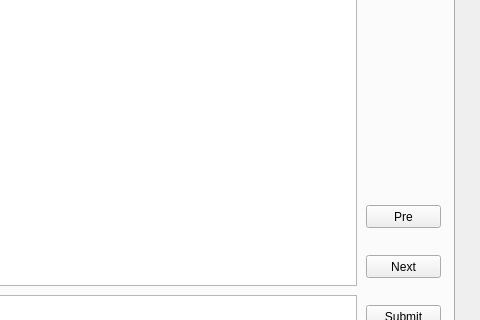
super-runner/transWords, file mainwindow.ui: the form before one commit; both pictures show x 446 to 926 and y 151 to 471 of the 926 by 662 pixel window.
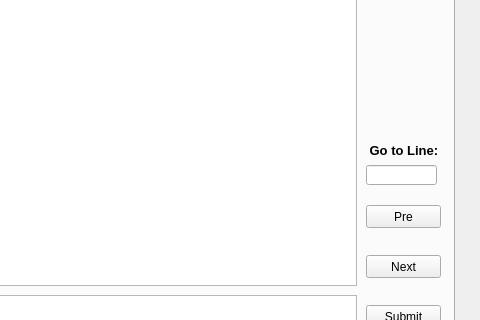
The form after the commit. The open tabs and pages were chosen to show the change.

Patch:
```diff
--- a/mainwindow.ui
+++ b/mainwindow.ui
@@ -198,6 +198,42 @@
        <bool>true</bool>
       </property>
      </widget>
+     <widget class="QLabel" name="label_English_Line_Number">
+      <property name="geometry">
+       <rect>
+        <x>760</x>
+        <y>210</y>
+        <width>71</width>
+        <height>31</height>
+       </rect>
+      </property>
+      <property name="font">
+       <font>
+        <pointsize>10</pointsize>
+        <weight>75</weight>
+        <bold>true</bold>
+       </font>
+      </property>
+      <property name="text">
+       <string> Go to Line:</string>
+      </property>
+     </widget>
+     <widget class="QLineEdit" name="lineEdit_English_Line_Number">
+      <property name="geometry">
+       <rect>
+        <x>760</x>
+        <y>240</y>
+        <width>71</width>
+        <height>20</height>
+       </rect>
+      </property>
+      <property name="focusPolicy">
+       <enum>Qt::ClickFocus</enum>
+      </property>
+      <property name="inputMethodHints">
+       <set>Qt::ImhDigitsOnly</set>
+      </property>
+     </widget>
     </widget>
     <widget class="QWidget" name="Config">
      <attribute name="title">
@@ -301,42 +337,6 @@
        <string>Open</string>
       </property>
      </widget>
-     <widget class="QLabel" name="label_English_Line_Number">
-      <property name="geometry">
-       <rect>
-        <x>20</x>
-        <y>180</y>
-        <width>131</width>
-        <height>31</height>
-       </rect>
-      </property>
-      <property name="font">
-       <font>
-        <pointsize>10</pointsize>
-        <weight>75</weight>
-        <bold>true</bold>
-       </font>
-      </property>
-      <property name="text">
-       <string>English Line Number</string>
-      </property>
-     </widget>
-     <widget class="QLineEdit" name="lineEdit_English_Line_Number">
-      <property name="geometry">
-       <rect>
-        <x>170</x>
-        <y>190</y>
-        <width>113</width>
-        <height>20</height>
-       </rect>
-      </property>
-      <property name="focusPolicy">
-       <enum>Qt::ClickFocus</enum>
-      </property>
-      <property name="inputMethodHints">
-       <set>Qt::ImhDigitsOnly</set>
-      </property>
-     </widget>
     </widget>
    </widget>
    <widget class="QPushButton" name="pushButton_Exit">
```
Left out of the diff: 11 changed lines with no effect on the pictures.
